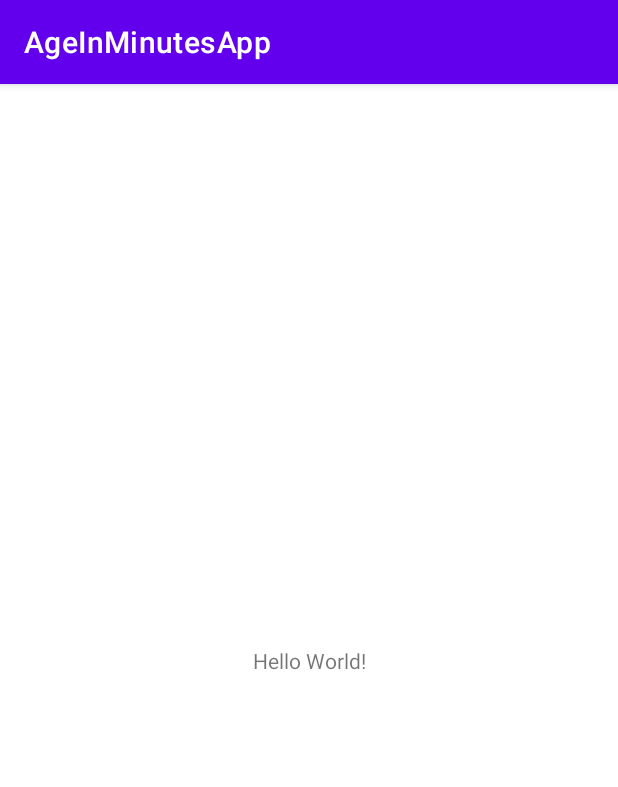
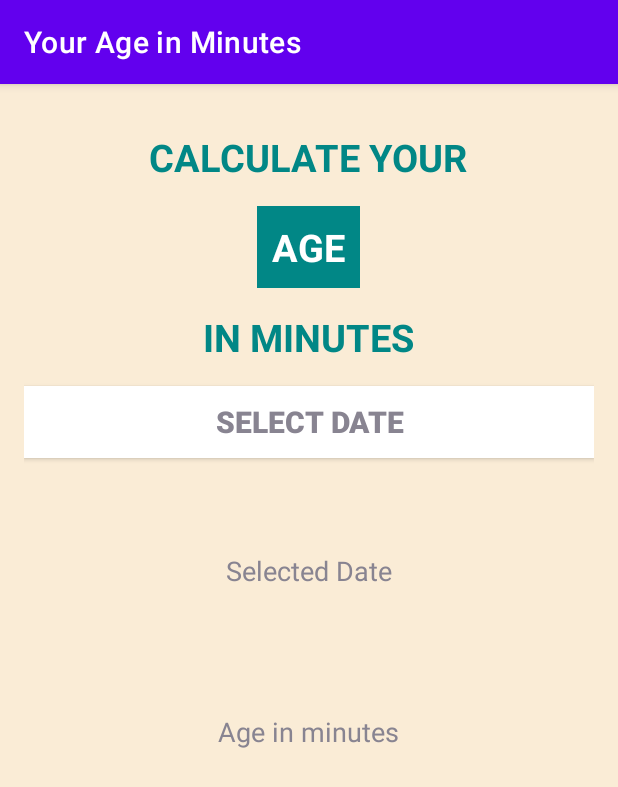
Before and after one commit to Blacksej/AgeInMinutesApp, an Android app: the screen it shows after launch (MainActivity), on a phone screen of 412 x 824 dp. Shown: the top 787 px of the screen. Run offline under Robolectric (Android 15) with nearby library versions, the phone set to English and light mode, and no system bars.

Commit message:
Added UI and functionality for calculating your age in minutes in a separate class.

```diff
--- a/app/src/main/res/layout/activity_main.xml
+++ b/app/src/main/res/layout/activity_main.xml
@@ -1,18 +1,88 @@
 <?xml version="1.0" encoding="utf-8"?>
-<androidx.constraintlayout.widget.ConstraintLayout xmlns:android="http://schemas.android.com/apk/res/android"
+<LinearLayout xmlns:android="http://schemas.android.com/apk/res/android"
     xmlns:app="http://schemas.android.com/apk/res-auto"
     xmlns:tools="http://schemas.android.com/tools"
     android:layout_width="match_parent"
     android:layout_height="match_parent"
+    android:gravity="center_horizontal"
+    android:orientation="vertical"
+    android:padding="16dp"
+    android:background="@color/bg_color"
     tools:context=".MainActivity">
 
     <TextView
         android:layout_width="wrap_content"
         android:layout_height="wrap_content"
-        android:text="Hello World!"
-        app:layout_constraintBottom_toBottomOf="parent"
-        app:layout_constraintEnd_toEndOf="parent"
-        app:layout_constraintStart_toStartOf="parent"
-        app:layout_constraintTop_toTopOf="parent" />
+        android:layout_marginTop="15dp"
+        android:text="CALCULATE YOUR"
+        android:textColor="@color/teal_700"
+        android:textSize="25sp"
+        android:textStyle="bold" />
 
-</androidx.constraintlayout.widget.ConstraintLayout>
+    <TextView
+        android:layout_width="wrap_content"
+        android:layout_height="wrap_content"
+        android:layout_marginTop="15dp"
+        android:padding="10dp"
+        android:text="AGE"
+        android:textColor="@color/age_Text_color"
+        android:background="@color/age_Text_bg_color"
+        android:textSize="25sp"
+        android:textStyle="bold" />
+
+    <TextView
+        android:layout_width="wrap_content"
+        android:layout_height="wrap_content"
+        android:layout_marginTop="15dp"
+        android:text="IN MINUTES"
+        android:textColor="@color/teal_700"
+        android:textSize="25sp"
+        android:textStyle="bold" />
+
+    <androidx.appcompat.widget.AppCompatButton
+        android:id="@+id/btnDatePicker"
+        android:layout_width="match_parent"
+        android:layout_height="wrap_content"
+        android:text="Select Date"
+        android:layout_marginTop="15dp"
+        android:background="@color/datePicker_color_bg"
+        android:textColor="@color/datePicker_color_text"
+        android:textStyle="bold"
+        android:textSize="20sp"
+        />
+
+    <TextView
+        android:id="@+id/tvSelectedDate"
+        android:layout_width="wrap_content"
+        android:layout_height="wrap_content"
+        android:layout_marginTop="20sp"
+        android:textColor="#8F003B"
+        android:textSize="20sp" />
+
+    <TextView
+        android:layout_width="wrap_content"
+        android:layout_height="wrap_content"
+        android:layout_marginTop="15dp"
+        android:text="Selected Date"
+        android:textColor="@color/selected_date_text"
+        android:textSize="18sp" />
+
+
+    <TextView
+        android:id="@+id/tvSelectedAgeInMinutes"
+        android:layout_width="wrap_content"
+        android:layout_height="wrap_content"
+        android:layout_marginTop="20sp"
+        android:textColor="#8F003B"
+        android:textSize="35sp" />
+
+    <TextView
+        android:layout_width="wrap_content"
+        android:layout_height="wrap_content"
+        android:layout_marginTop="15dp"
+        android:text="Age in minutes"
+        android:textColor="@color/age_in_minutes_text"
+        android:textSize="18sp" />
+
+
+</LinearLayout>
--- a/app/src/main/res/values/colors.xml
+++ b/app/src/main/res/values/colors.xml
@@ -7,4 +7,14 @@
     <color name="teal_700">#FF018786</color>
     <color name="black">#FF000000</color>
     <color name="white">#FFFFFFFF</color>
+
+    <color name="bg_color">#FAECD6</color>
+    <color name="age_Text_bg_color">#FF018786</color>
+    <color name="age_Text_color">#FFFFFFFF</color>
+
+    <color name="datePicker_color_bg">#FFFFFFFF</color>
+    <color name="datePicker_color_text">#888491</color>
+
+    <color name="selected_date_text">#888491</color>
+    <color name="age_in_minutes_text">#888491</color>
 </resources>
--- a/app/src/main/res/values/strings.xml
+++ b/app/src/main/res/values/strings.xml
@@ -1,3 +1,3 @@
 <resources>
-    <string name="app_name">AgeInMinutesApp</string>
+    <string name="app_name">Your Age in Minutes</string>
 </resources>
```
Also changed, not shown: app/src/main/java/dev/danieltm/ageinminutesapp/DateToMinutesCalc.kt (added, +33 -0 lines), app/src/main/java/dev/danieltm/ageinminutesapp/MainActivity.kt (+48 -0 lines).
